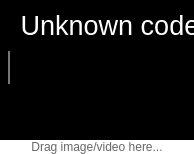
AskePit/Pork, file mainwindow.ui: the form before one commit.
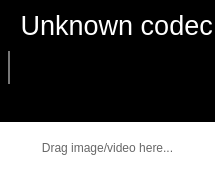
The form after the commit. Custom widgets are drawn as their Qt base class.

Commit message: video control improvements, filename label, save/restore drag window geometry

The edit to the form file:
```diff
--- a/mainwindow.ui
+++ b/mainwindow.ui
@@ -6,10 +6,22 @@
    <rect>
     <x>0</x>
     <y>0</y>
-    <width>194</width>
-    <height>154</height>
+    <width>215</width>
+    <height>175</height>
    </rect>
   </property>
+  <property name="minimumSize">
+   <size>
+    <width>215</width>
+    <height>175</height>
+   </size>
+  </property>
+  <property name="maximumSize">
+   <size>
+    <width>215</width>
+    <height>175</height>
+   </size>
+  </property>
   <property name="mouseTracking">
    <bool>true</bool>
   </property>
@@ -92,8 +104,8 @@
         <rect>
          <x>0</x>
          <y>0</y>
-         <width>194</width>
-         <height>154</height>
+         <width>215</width>
+         <height>175</height>
         </rect>
        </property>
        <property name="mouseTracking">
@@ -387,6 +399,12 @@
         </item>
         <item>
          <widget class="QLabel" name="label">
+          <property name="sizePolicy">
+           <sizepolicy hsizetype="Preferred" vsizetype="Expanding">
+            <horstretch>0</horstretch>
+            <verstretch>0</verstretch>
+           </sizepolicy>
+          </property>
           <property name="lineWidth">
            <number>0</number>
           </property>
```
Left out of the diff: 18 changed lines with no effect on the pictures. The commit also changes 5 other files.
